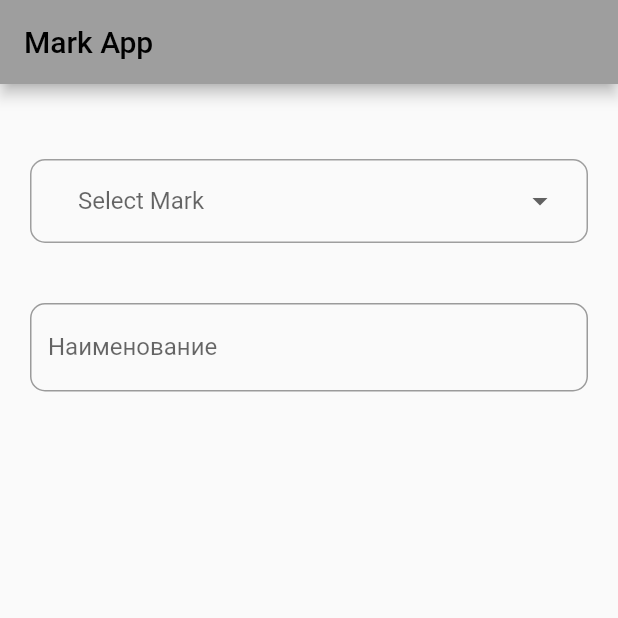
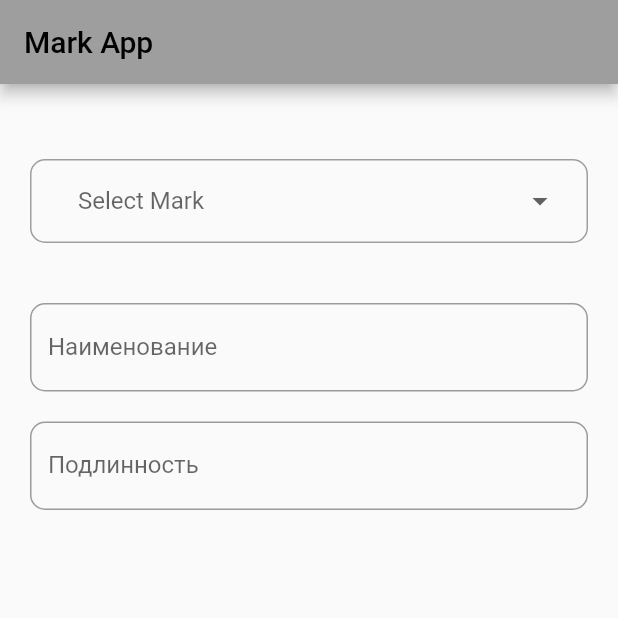
Before and after one commit to infraket/mark_app, a Flutter app: the screen it shows after launch, on a phone screen of 412 x 824 dp, the top half of it. Run offline on Flutter 3.47's test engine with Material 2 defaults, Android fonts, the light colour scheme and no system bars.

Commit message:
add TextField

```diff
--- a/lib/main.dart
+++ b/lib/main.dart
@@ -146,10 +146,14 @@ class _HomePageState extends State<HomePage> {
           ),
         ),
          Container(
-        padding: EdgeInsets.all(10),
-        margin: const EdgeInsets.only(left: 10.0, right: 10.0),
+           padding: EdgeInsets.all(10),
+           margin: const EdgeInsets.only(left: 10.0, right: 10.0),
 
-           child: TextField(
+           child: Column (
+
+
+           children: [
+              TextField(
 
           decoration: InputDecoration(
           border: OutlineInputBorder(
@@ -160,6 +164,23 @@ class _HomePageState extends State<HomePage> {
           labelText: 'Наименование',
         ),
       ),
+             SizedBox(
+               height: 20, // <-- SEE HERE
+             ),
+             TextField(
+
+               decoration: InputDecoration(
+                 border: OutlineInputBorder(
+                     borderSide:
+                     BorderSide(width: 1, color: Colors.grey),
+                     borderRadius: BorderRadius.circular(10.0)
+                 ),
+                 labelText: 'Подлинность',
+               ),
+             ),
+
+      ],
+           ),
 
       ),
           ],
```
